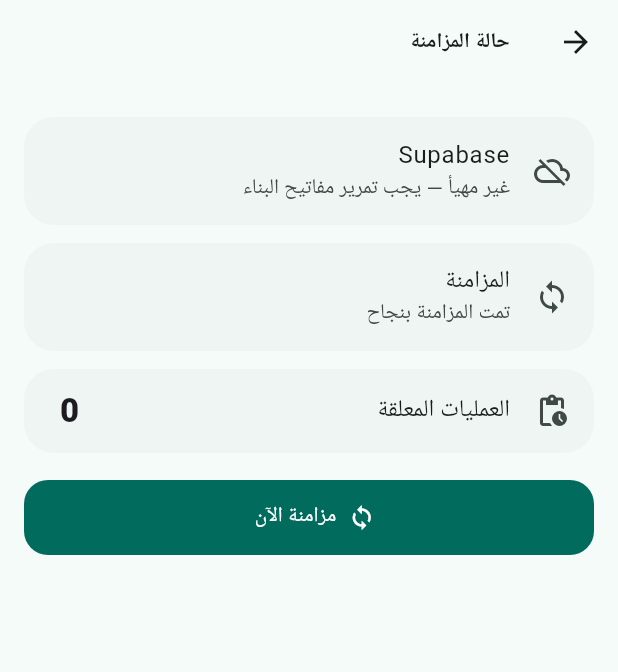
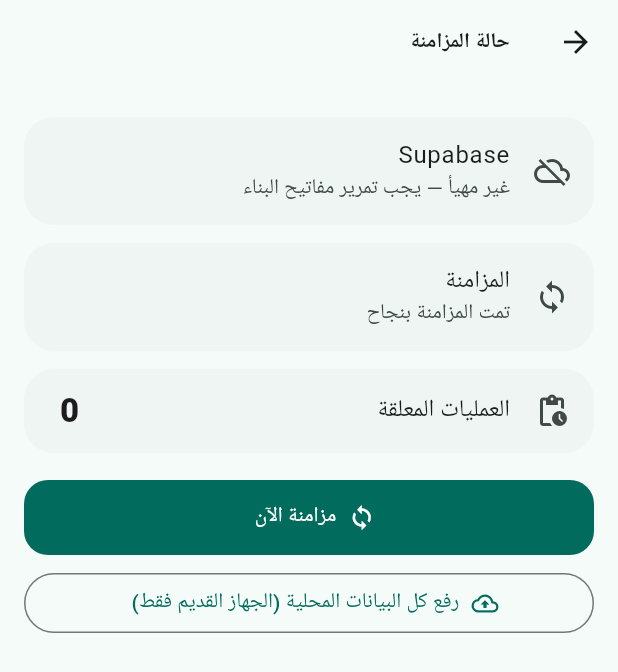
Before and after one commit to msalemmlemine-sketch/tam-mobile, a Flutter app: the SyncStatusScreen screen opened directly, after a tap on "مزامنة الآن", on a phone screen of 412 x 824 dp. Shown: the top 672 px of the screen. Run offline on Flutter 3.47's test engine with Material 3 defaults, Android fonts, the phone set to English and light mode, and no system bars; our stand-ins replace csv, file_picker, flutter_local_notifications, flutter_secure_storage, pdf, share_plus and 3 more; accounts and stored records are empty.

Commit message:
Update sync_status_screen.dart

```diff
--- a/lib/screens/settings/sync_status_screen.dart
+++ b/lib/screens/settings/sync_status_screen.dart
@@ -15,20 +15,94 @@ class _SyncStatusScreenState extends State<SyncStatusScreen> {
   int _pending = 0;
   bool _busy = false;
   String _status = 'جاهز';
+  List<String> _errors = [];
+  List<Map<String, Object?>> _failed = [];
 
   Future<void> _refresh() async {
-    final rows = await const SyncOutbox().pending(limit: 100000);
+    const outbox = SyncOutbox();
+    final rows = await outbox.pending(limit: 100000);
+    final failed = await outbox.failedWithErrors();
     if (!mounted) return;
-    setState(() => _pending = rows.length);
+    setState(() {
+      _pending = rows.length;
+      _failed = failed;
+    });
   }
 
   Future<void> _sync() async {
-    setState(() { _busy = true; _status = 'تتم المزامنة...'; });
+    setState(() {
+      _busy = true;
+      _status = 'تتم المزامنة...';
+    });
     try {
       await CloudRealtimeSync.instance.start();
       final result = await CloudSyncEngine().sync(maxRows: 500);
       await _refresh();
-      if (mounted) setState(() => _status = result.failed == 0 ? 'تمت المزامنة بنجاح' : 'اكتملت مع وجود ${result.failed} أخطاء');
+      if (mounted) {
+        setState(() {
+          _errors = result.errors;
+          _status = result.failed == 0
+              ? 'تمت المزامنة بنجاح'
+              : 'اكتملت مع وجود ${result.failed} أخطاء';
+        });
+      }
+    } catch (e) {
+      if (mounted) setState(() => _status = 'خطأ: $e');
+    } finally {
+      if (mounted) setState(() => _busy = false);
+    }
+  }
+
+  Future<void> _uploadAll() async {
+    final ok = await showDialog<bool>(
+      context: context,
+      builder: (ctx) => AlertDialog(
+        title: const Text('رفع كل البيانات المحلية'),
+        content: const Text(
+            'سيُرفع كل ما في هذا الجهاز إلى السحابة بترتيب الآباء أولاً. '
+            'استخدمه على الجهاز الذي فيه البيانات الصحيحة فقط، '
+            'وليس على جهاز جديد. لا يحذف أي بيانات محلية.'),
+        actions: [
+          TextButton(
+              onPressed: () => Navigator.pop(ctx, false),
+              child: const Text('إلغاء')),
+          FilledButton(
+              onPressed: () => Navigator.pop(ctx, true),
+              child: const Text('متابعة')),
+        ],
+      ),
+    );
+    if (ok != true) return;
+
+    setState(() {
+      _busy = true;
+      _status = 'تجهيز العمليات...';
+      _errors = [];
+    });
+    try {
+      await CloudRealtimeSync.instance.start();
+      final queued = await const SyncOutbox().enqueueAllLocalRows();
+      var totalPushed = 0;
+      var lastErrors = <String>[];
+      for (var i = 0; i < 40; i++) {
+        final result = await CloudSyncEngine().sync(maxRows: 200);
+        totalPushed += result.pushed;
+        lastErrors = result.errors;
+        await _refresh();
+        if (mounted) {
+          setState(() => _status =
+              'رُفع $totalPushed من $queued — المتبقي $_pending');
+        }
+        if (_pending == 0 || result.pushed == 0) break;
+      }
+      if (mounted) {
+        setState(() {
+          _errors = lastErrors;
+          _status = _pending == 0
+              ? 'اكتمل رفع كل البيانات ($totalPushed)'
+              : 'توقف الرفع: بقي $_pending عملية، راجع الأخطاء أدناه';
+        });
+      }
     } catch (e) {
       if (mounted) setState(() => _status = 'خطأ: $e');
     } finally {
@@ -37,7 +111,33 @@ class _SyncStatusScreenState extends State<SyncStatusScreen> {
   }
 
   @override
-  void initState() { super.initState(); _refresh(); }
+  void initState() {
+    super.initState();
+    _refresh();
+  }
+
+  Widget _errorBox(String title, List<String> lines) {
+    return Card(
+      color: Theme.of(context).colorScheme.errorContainer,
+      child: Padding(
+        padding: const EdgeInsets.all(12),
+        child: Column(
+          crossAxisAlignment: CrossAxisAlignment.start,
+          children: [
+            Text(title, style: const TextStyle(fontWeight: FontWeight.w700)),
+            const SizedBox(height: 8),
+            Directionality(
+              textDirection: TextDirection.ltr,
+              child: SelectableText(
+                lines.join('\n\n'),
+                style: const TextStyle(fontSize: 11),
+              ),
+            ),
+          ],
+        ),
+      ),
+    );
+  }
 
   @override
   Widget build(BuildContext context) {
@@ -45,11 +145,55 @@ class _SyncStatusScreenState extends State<SyncStatusScreen> {
     return Scaffold(
       appBar: AppBar(title: const Text('حالة المزامنة')),
       body: ListView(padding: const EdgeInsets.all(16), children: [
-        Card(child: ListTile(leading: Icon(onlineConfig ? Icons.cloud_done : Icons.cloud_off), title: const Text('Supabase'), subtitle: Text(onlineConfig ? 'مهيأ' : 'غير مهيأ — يجب تمرير مفاتيح البناء'))),
-        Card(child: ListTile(leading: const Icon(Icons.sync), title: const Text('المزامنة'), subtitle: Text(_status))),
-        Card(child: ListTile(leading: const Icon(Icons.pending_actions), title: const Text('العمليات المعلقة'), trailing: Text('$_pending', style: Theme.of(context).textTheme.titleLarge))),
+        Card(
+            child: ListTile(
+                leading:
+                    Icon(onlineConfig ? Icons.cloud_done : Icons.cloud_off),
+                title: const Text('Supabase'),
+                subtitle: Text(onlineConfig
+                    ? 'مهيأ'
+                    : 'غير مهيأ — يجب تمرير مفاتيح البناء'))),
+        Card(
+            child: ListTile(
+                leading: const Icon(Icons.sync),
+                title: const Text('المزامنة'),
+                subtitle: Text(_status))),
+        Card(
+            child: ListTile(
+                leading: const Icon(Icons.pending_actions),
+                title: const Text('العمليات المعلقة'),
+                trailing: Text('$_pending',
+                    style: Theme.of(context).textTheme.titleLarge))),
         const SizedBox(height: 12),
-        FilledButton.icon(onPressed: _busy ? null : _sync, icon: _busy ? const SizedBox(width:18,height:18,child:CircularProgressIndicator(strokeWidth:2)) : const Icon(Icons.sync), label: const Text('مزامنة الآن')),
+        FilledButton.icon(
+            onPressed: _busy ? null : _sync,
+            icon: _busy
+                ? const SizedBox(
+                    width: 18,
+                    height: 18,
+                    child: CircularProgressIndicator(strokeWidth: 2))
+                : const Icon(Icons.sync),
+            label: const Text('مزامنة الآن')),
+        const SizedBox(height: 8),
+        OutlinedButton.icon(
+            onPressed: _busy ? null : _uploadAll,
+            icon: const Icon(Icons.cloud_upload_outlined),
+            label: const Text('رفع كل البيانات المحلية (الجهاز القديم فقط)')),
+        if (_errors.isNotEmpty) ...[
+          const SizedBox(height: 12),
+          _errorBox('أخطاء آخر مزامنة', _errors),
+        ],
+        if (_failed.isNotEmpty) ...[
+          const SizedBox(height: 12),
+          _errorBox(
+            'أخطاء العمليات المعلقة',
+            _failed
+                .map((r) =>
+                    '#${r['id']} ${r['table_name']} ${r['operation']} '
+                    '(محاولات: ${r['attempt_count']})\n${r['last_error']}')
+                .toList(),
+          ),
+        ],
       ]),
     );
   }
```
